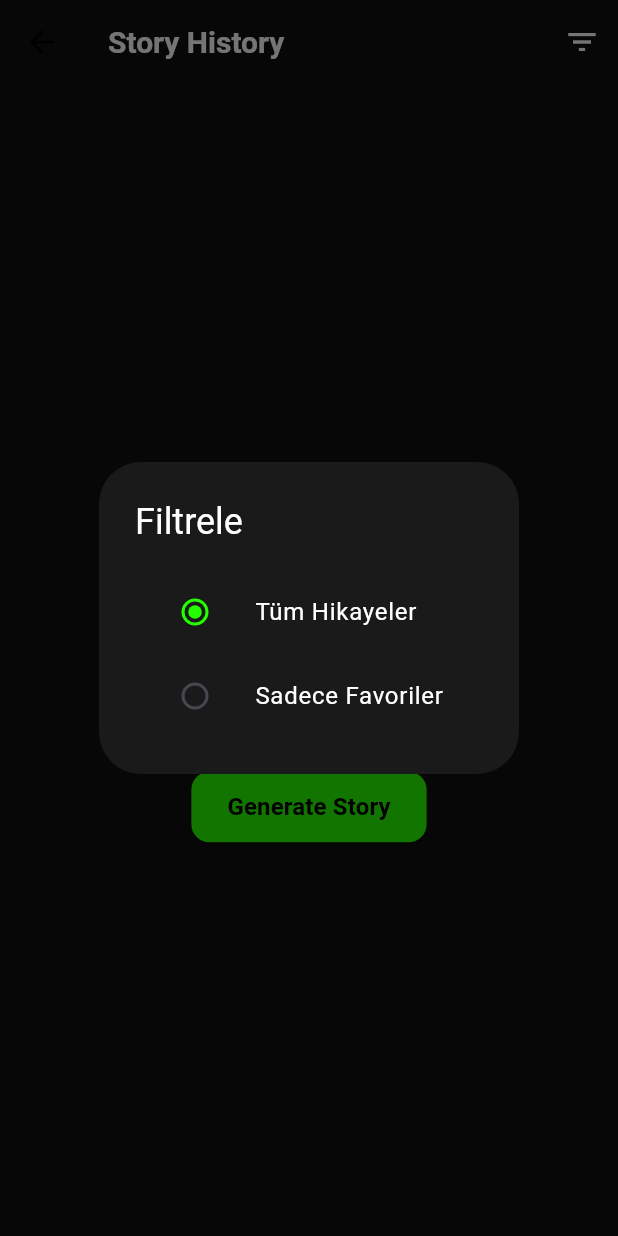
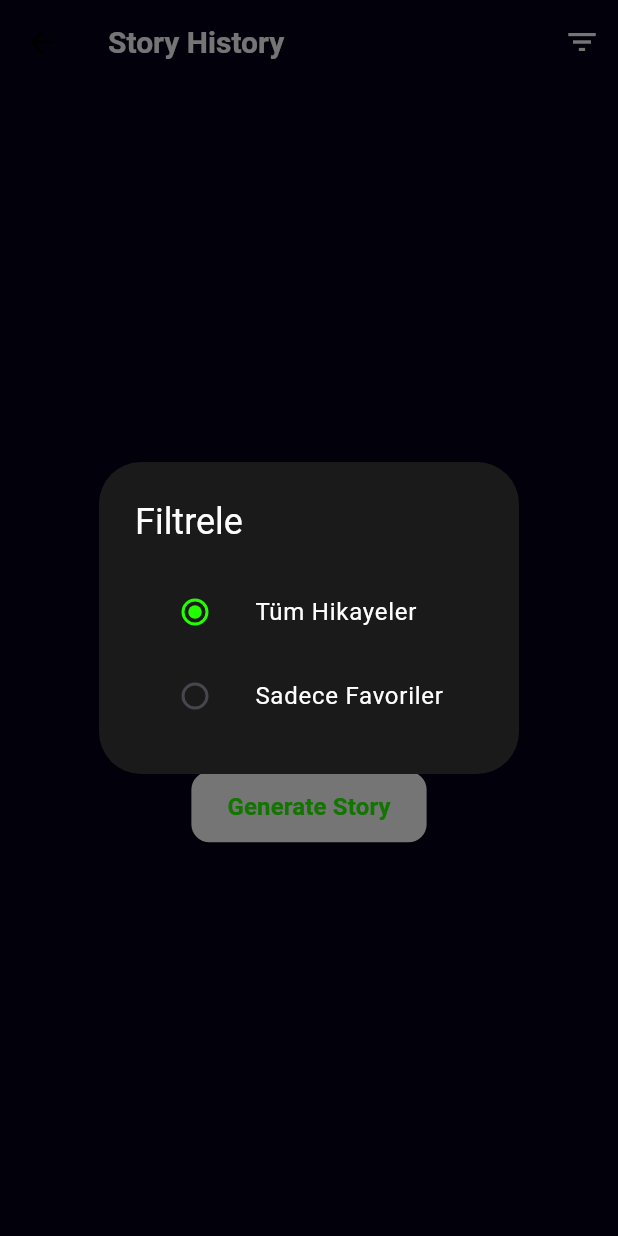
Before and after one commit to cengizhankkaya/al_anime_creator, a Flutter app: the StoryHistoryView screen opened directly, after a tap on the "filter list" icon, on a phone screen of 412 x 824 dp. Run offline on Flutter 3.47's test engine with Material 3 defaults, Android fonts, the light colour scheme and no system bars; our stand-ins replace auto_route, bloc, cloud_firestore, easy_localization, envied, equatable and 10 more; missing offline and left inert: easy_logger; accounts and stored records are empty; generated files the repository leaves out were written again.

Commit message:
code review

```diff
--- a/lib/features/presentation/storyhistory/view/reader_page.dart
+++ b/lib/features/presentation/storyhistory/view/reader_page.dart
@@ -1,3 +1,4 @@
+import 'package:al_anime_creator/features/core/index.dart';
 import 'package:al_anime_creator/features/data/models/story.dart';
 import 'package:flutter/material.dart';
 import 'package:al_anime_creator/features/presentation/storyhistory/utils/date_formatter.dart';
@@ -92,7 +93,7 @@ class _ReaderPageState extends State<ReaderPage> {
         }
       },
       child: Scaffold(
-        backgroundColor: const Color(0xFF0F0F0F),
+        backgroundColor: AppColors.of(context).white,
         appBar: AppBar(
           backgroundColor: Colors.transparent,
           elevation: 0,
--- a/lib/features/presentation/storyhistory/view/story_history_view.dart
+++ b/lib/features/presentation/storyhistory/view/story_history_view.dart
@@ -1,13 +1,12 @@
 
+import 'package:al_anime_creator/features/core/index.dart';
 import 'package:al_anime_creator/features/data/models/story.dart';
 import 'package:flutter/material.dart';
 import 'package:al_anime_creator/features/presentation/storyhistory/cubit/story_firestore_cubit.dart';
 import 'package:al_anime_creator/features/presentation/storyhistory/cubit/story_firestore_state.dart';
 import 'package:al_anime_creator/features/core/service_locator.dart';
-import 'package:al_anime_creator/features/core/config/navigation/app_router.dart';
 import 'package:flutter_bloc/flutter_bloc.dart';
 import 'package:auto_route/auto_route.dart';
-import 'package:auto_route/annotations.dart';
 import 'package:al_anime_creator/features/presentation/storyhistory/view/reader_page.dart';
 import 'package:al_anime_creator/features/presentation/storyhistory/view/widgets/story_card.dart';
 import 'package:al_anime_creator/features/presentation/storygeneration/cubit/story_generation_cubit.dart';
@@ -93,15 +92,15 @@ class _StoryHistoryViewState extends State<StoryHistoryView> {
       builder: (BuildContext context) {
         return AlertDialog(
           backgroundColor: const Color(0xFF1A1A1A),
-          title: const Text(
+          title:  Text(
             'Filtrele',
-            style: TextStyle(color: Colors.white),
+            style: TextStyle(color: AppColors.of(context).white),
           ),
           content: Column(
             mainAxisSize: MainAxisSize.min,
             children: [
               ListTile(
-                title: const Text('Tüm Hikayeler', style: TextStyle(color: Colors.white)),
+                title: Text('Tüm Hikayeler', style: TextStyle(color: AppColors.of(context).white)),
                 leading: Radio<bool>(
                   value: false,
                   groupValue: _showOnlyFavorites,
@@ -115,7 +114,7 @@ class _StoryHistoryViewState extends State<StoryHistoryView> {
                 ),
               ),
               ListTile(
-                title: const Text('Sadece Favoriler', style: TextStyle(color: Colors.white)),
+                title: Text('Sadece Favoriler', style: TextStyle(color: AppColors.of(context).white)),
                 leading: Radio<bool>(
                   value: true,
                   groupValue: _showOnlyFavorites,
@@ -145,21 +144,21 @@ class _StoryHistoryViewState extends State<StoryHistoryView> {
   @override
   Widget build(BuildContext context) {
     return Scaffold(
-      backgroundColor: const Color(0xFF0F0F0F),
+      backgroundColor: AppColors.of(context).bacgroundblue,
       appBar: AppBar(
-        backgroundColor: Colors.transparent,
+        backgroundColor: AppColors.of(context).transparent,
         elevation: 0,
-        title: const Text(
+        title: Text(
           'Story History',
           style: TextStyle(
-            color: Colors.white,
+            color: AppColors.of(context).white,
             fontSize: 20,
             fontWeight: FontWeight.w600,
           ),
         ),
         actions: [
           IconButton(
-            icon: const Icon(Icons.filter_list, color: Colors.white),
+            icon: Icon(Icons.filter_list, color: AppColors.of(context).white),
             onPressed: () => _showFilterDialog(context),
           ),
         ],
@@ -189,9 +188,9 @@ class _StoryHistoryViewState extends State<StoryHistoryView> {
         child: BlocBuilder<StoryFirestoreCubit, StoryFirestoreState>(
           builder: (context, state) {
           if (state is StoryFirestoreLoading) {
-            return const Center(
+            return  Center(
               child: CircularProgressIndicator(
-                color: Color(0xFF24FF00),
+                color: AppColors.of(context).limegreen,
               ),
             );
           }
@@ -201,15 +200,15 @@ class _StoryHistoryViewState extends State<StoryHistoryView> {
               child: Column(
                 mainAxisAlignment: MainAxisAlignment.center,
                 children: [
-                  const Icon(
+                  Icon(
                     Icons.error_outline,
-                    color: Colors.red,
+                    color: Theme.of( context).colorScheme.error,
                     size: 64,
                   ),
                   const SizedBox(height: 16),
                   Text(
                     'Hata: ${state.message}',
-                    style: const TextStyle(color: Colors.white),
+                    style: TextStyle(color: AppColors.of(context).white),
                     textAlign: TextAlign.center,
                   ),
                   const SizedBox(height: 16),
@@ -290,16 +289,16 @@ class _StoryHistoryViewState extends State<StoryHistoryView> {
               context.router.push(const StoryGenerationRoute());
             },
             style: ElevatedButton.styleFrom(
-              backgroundColor: const Color(0xFF24FF00),
+              backgroundColor:  AppColors.of(context).white,
               shape: RoundedRectangleBorder(
                 borderRadius: BorderRadius.circular(12),
               ),
               padding: const EdgeInsets.symmetric(horizontal: 24, vertical: 12),
             ),
-            child: const Text(
+            child:  Text(
               'Generate Story',
               style: TextStyle(
-                color: Colors.black,
+                color: AppColors.of(context).limegreen,
                 fontSize: 16,
                 fontWeight: FontWeight.w600,
               ),
@@ -322,30 +321,30 @@ class _StoryHistoryViewState extends State<StoryHistoryView> {
               color: const Color(0xFF1A1A1A),
               borderRadius: BorderRadius.circular(16),
             ),
-            child: const Icon(
+            child:  Icon(
               Icons.favorite_border,
               size: 40,
-              color: Colors.grey,
+              color: Theme.of(context).colorScheme.error,
             ),
           ),
-          const SizedBox(height: 24),
-          const Text(
+          SizedBox(height: 24),
+          Text(
             'No favorite stories',
             style: TextStyle(
-              color: Colors.white,
+              color: AppColors.of(context).white,
               fontSize: 20,
               fontWeight: FontWeight.w600,
             ),
           ),
           const SizedBox(height: 8),
-          const Text(
+          Text(
             'Mark stories as favorite to see them here',
             style: TextStyle(
               color: Colors.grey,
               fontSize: 16,
             ),
           ),
-          const SizedBox(height: 32),
+          SizedBox(height: 32),
           ElevatedButton(
             onPressed: () {
               setState(() {
@@ -353,16 +352,16 @@ class _StoryHistoryViewState extends State<StoryHistoryView> {
               });
             },
             style: ElevatedButton.styleFrom(
-              backgroundColor: const Color(0xFF24FF00),
+              backgroundColor: AppColors.of(context).limegreen,
               shape: RoundedRectangleBorder(
                 borderRadius: BorderRadius.circular(12),
               ),
               padding: const EdgeInsets.symmetric(horizontal: 24, vertical: 12),
             ),
-            child: const Text(
+            child: Text(
               'Show All Stories',
               style: TextStyle(
-                color: Colors.black,
+                color: AppColors.of(context).blackd,
                 fontSize: 16,
                 fontWeight: FontWeight.w600,
               ),
```
